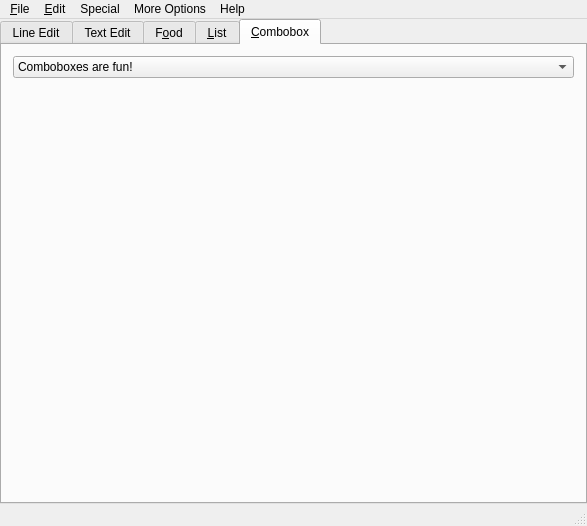
This is examples/simple/mainwindow.ui in KDE/qtatspi as Qt 5 draws it before an edit. The edited form follows.
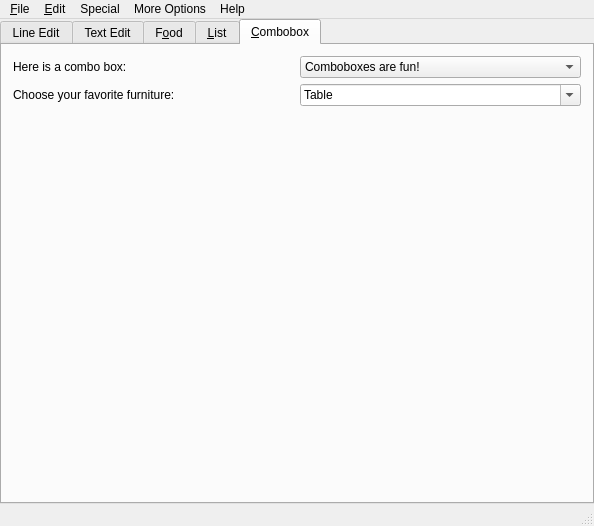
This is the edited form. The open tabs and pages were chosen to show the change.

Commit message: Add editable combo box and buddies.

Diff of the .ui file:
```diff
--- a/examples/simple/mainwindow.ui
+++ b/examples/simple/mainwindow.ui
@@ -370,8 +370,18 @@
        <attribute name="title">
         <string>&amp;Combobox</string>
        </attribute>
-       <layout class="QVBoxLayout" name="verticalLayout_5">
-        <item>
+       <layout class="QGridLayout" name="gridLayout_2">
+        <item row="0" column="0">
+         <widget class="QLabel" name="label_3">
+          <property name="text">
+           <string>Here is a combo box:</string>
+          </property>
+          <property name="buddy">
+           <cstring>comboBox</cstring>
+          </property>
+         </widget>
+        </item>
+        <item row="0" column="1">
          <widget class="QComboBox" name="comboBox">
           <item>
            <property name="text">
@@ -395,15 +405,52 @@
           </item>
          </widget>
         </item>
-        <item>
+        <item row="1" column="0">
+         <widget class="QLabel" name="label_4">
+          <property name="text">
+           <string>Choose your favorite furniture:</string>
+          </property>
+          <property name="buddy">
+           <cstring>comboBox_2</cstring>
+          </property>
+         </widget>
+        </item>
+        <item row="1" column="1">
+         <widget class="QComboBox" name="comboBox_2">
+          <property name="editable">
+           <bool>true</bool>
+          </property>
+          <item>
+           <property name="text">
+            <string>Table</string>
+           </property>
+          </item>
+          <item>
+           <property name="text">
+            <string>Chair</string>
+           </property>
+          </item>
+          <item>
+           <property name="text">
+            <string>Couch</string>
+           </property>
+          </item>
+          <item>
+           <property name="text">
+            <string>Bed</string>
+           </property>
+          </item>
+         </widget>
+        </item>
+        <item row="2" column="0" colspan="2">
          <spacer name="verticalSpacer_2">
           <property name="orientation">
            <enum>Qt::Vertical</enum>
           </property>
           <property name="sizeHint" stdset="0">
            <size>
-            <width>20</width>
-            <height>408</height>
+            <width>568</width>
+            <height>388</height>
            </size>
           </property>
          </spacer>
```
